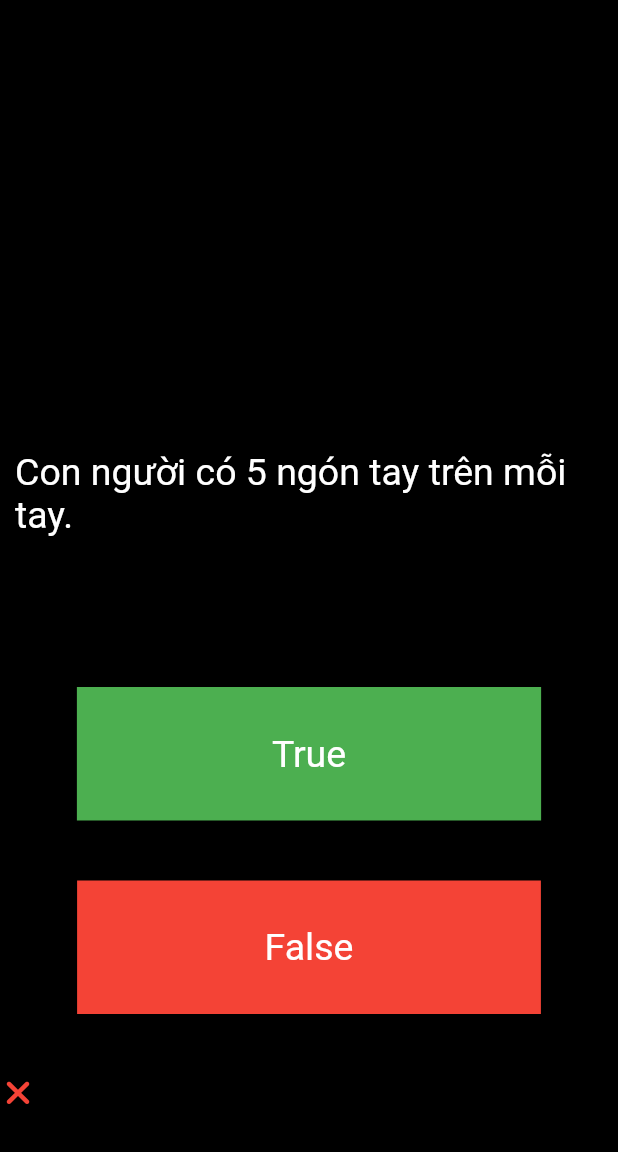
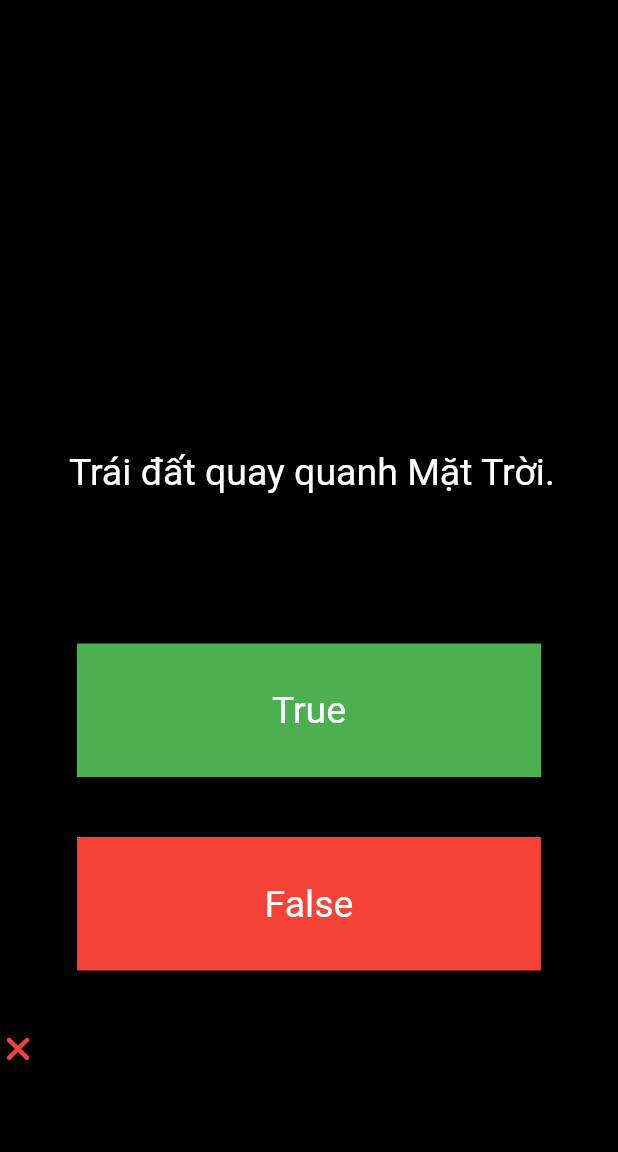
Before and after one commit to TienPhuc02/quizz-app-flutter, a Flutter app: the screen it shows after launch, after a tap on "False", on a phone screen of 412 x 824 dp, the part 84-1236 px from its top. Run offline on Flutter 3.47's test engine with Material 2 defaults, Android fonts, the phone set to English and light mode, and no system bars; our stand-ins replace font_awesome_flutter.

Commit message:
create class question

```diff
--- a/lib/main.dart
+++ b/lib/main.dart
@@ -1,5 +1,6 @@
 import 'package:flutter/material.dart';
 import 'package:font_awesome_flutter/font_awesome_flutter.dart';
+import 'package:quizzler_flutter/question.dart';
 
 void main() {
   runApp(const MyApp());
@@ -33,10 +34,19 @@ class BodyHomeScreen extends StatefulWidget {
 class _BodyHomeScreenState extends State<BodyHomeScreen> {
   @override
   List<Widget> arrayIconCheckList = <Widget>[];
-  List<String> arrayQuestionData = <String>[
-    "Con người có 5 ngón tay trên mỗi tay.",
-    "Trái đất quay quanh Mặt Trời. ",
-    "Gọi là nước sôi ở mức 100 độ C (212 độ F) dưới áp suất tiêu chuẩn."
+  // List<String> arrayQuestionData = <String>[
+  //   "Con người có 5 ngón tay trên mỗi tay.",
+  //   "Trái đất quay quanh Mặt Trời. ",
+  //   "Gọi là nước sôi ở mức 100 độ C (212 độ F) dưới áp suất tiêu chuẩn."
+  // ];
+  // List<bool> arrayAnswer = [true, true, true];
+  // Question q1 = Question(q: "Con người có 5 ngón tay trên mỗi tay.", a: true);
+  List<Question> arrayListQuestion = [
+    Question(q: "Con người có 5 ngón tay trên mỗi tay.", a: true),
+    Question(q: "Trái đất quay quanh Mặt Trời. ", a: true),
+    Question(
+        q: "Gọi là nước sôi ở mức 100 độ C (212 độ F) dưới áp suất tiêu chuẩn.",
+        a: true),
   ];
   int numberQuestion = 0;
   Widget build(BuildContext context) {
@@ -48,7 +58,7 @@ class _BodyHomeScreenState extends State<BodyHomeScreen> {
               margin: const EdgeInsets.fromLTRB(10, 300, 0, 100),
               child: Center(
                 child: Text(
-                  arrayQuestionData[numberQuestion],
+                  arrayListQuestion[numberQuestion].questionText,
                   style: const TextStyle(color: Colors.white, fontSize: 25),
                 ),
               ),
@@ -78,13 +88,15 @@ class _BodyHomeScreenState extends State<BodyHomeScreen> {
             ),
             GestureDetector(
               onTap: () {
+                arrayIconCheckList.add(
+                  const Icon(
+                    FontAwesomeIcons.xmark,
+                    color: Colors.red,
+                  ),
+                );
                 setState(() {
-                  arrayIconCheckList.add(
-                    const Icon(
-                      FontAwesomeIcons.xmark,
-                      color: Colors.red,
-                    ),
-                  );
+                  numberQuestion++;
+                  print(numberQuestion);
                 });
               },
               child: Container(
--- /dev/null
+++ b/lib/question.dart
@@ -0,0 +1,9 @@
+class Question {
+  String questionText;
+  bool questionAnswer;
+  Question({
+    required String q,
+    required bool a,
+  })  : questionText = q,
+        questionAnswer = a;
+}
```
